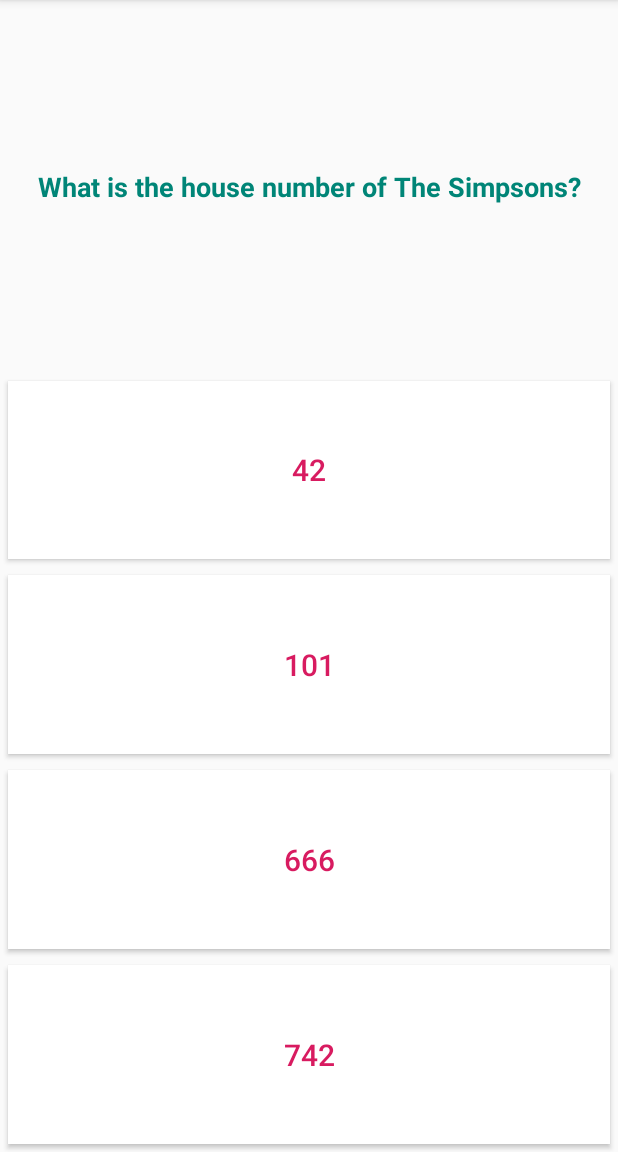
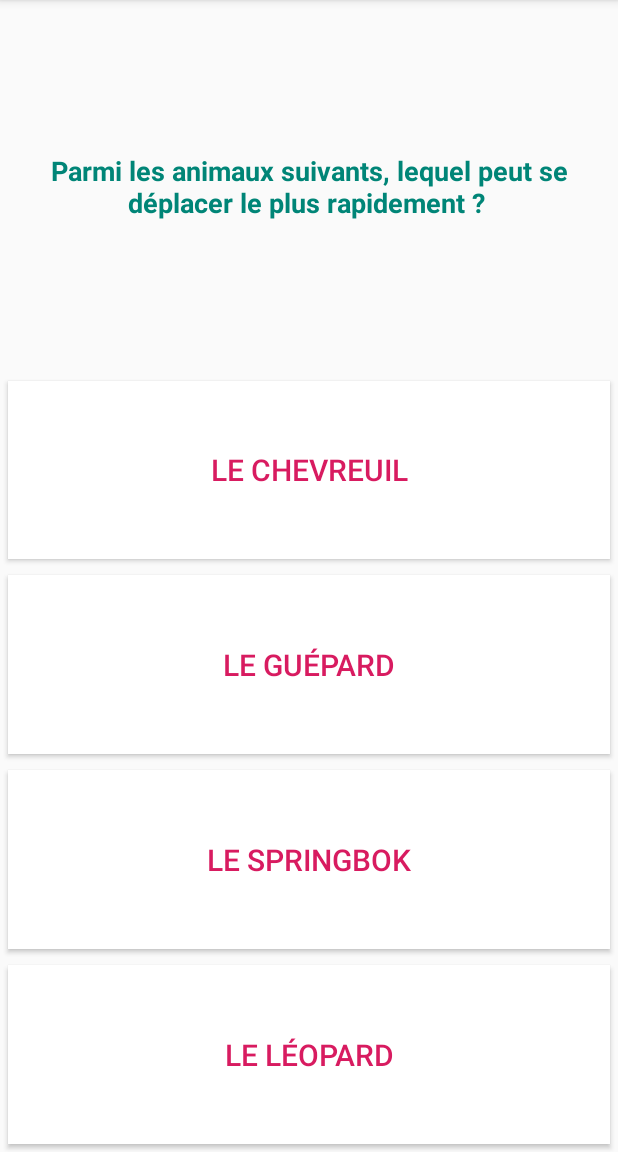
Before and after one commit to mvestrotech/QuizInParis, an Android app: the GameActivity screen opened directly, with no data from a screen before it, on a phone screen of 412 x 824 dp, the part 84-1236 px from its top. Run offline under Robolectric (Android 15) with nearby library versions, the phone set to English and light mode, and no system bars.

Commit message:
layout login

```diff
--- a/app/src/main/AndroidManifest.xml
+++ b/app/src/main/AndroidManifest.xml
@@ -9,14 +9,16 @@
         android:roundIcon="@mipmap/ic_launcher_round"
         android:supportsRtl="true"
         android:theme="@style/AppTheme">
-        <activity android:name=".controller.GameActivity"></activity>
-        <activity android:name=".controller.MainActivity">
+        <activity android:name=".controller.LoginActivity">
             <intent-filter>
                 <action android:name="android.intent.action.MAIN" />
 
                 <category android:name="android.intent.category.LAUNCHER" />
             </intent-filter>
         </activity>
+        <activity android:name=".controller.GridActivity" />
+        <activity android:name=".controller.GameActivity" />
+        <activity android:name=".controller.MainActivity"></activity>
     </application>
 
 </manifest>
--- a/app/src/main/java/mvestro/android/quizinparis/controller/GameActivity.java
+++ b/app/src/main/java/mvestro/android/quizinparis/controller/GameActivity.java
@@ -97,7 +97,8 @@ public class GameActivity extends AppCompatActivity implements View.OnClickListe
             mScore++;
         } else {
             // Wrong answer
-            Toast.makeText(this, "Wrong answer!", Toast.LENGTH_SHORT).show();
+            Toast.makeText(this, "Faux", Toast.LENGTH_SHORT).show();
+
         }
 
         mEnableTouchEvents = false;
@@ -154,41 +155,41 @@ public class GameActivity extends AppCompatActivity implements View.OnClickListe
     }
 
     private QuestionBank generateQuestions() {
-        Question question1 = new Question("What is the name of the current french president?",
-                Arrays.asList("François Hollande", "Emmanuel Macron", "Jacques Chirac", "François Mitterand"),
+        Question question1 = new Question("Quel célèbre dictateur dirigea l’URSS du milieu des années 1920 à 1953 ?",
+                Arrays.asList("Trotski", "Lénine", "Staline", "Molotov"),
+                2);
+
+        Question question2 = new Question("Dans quel pays peut-on trouver la Catalogne, l’Andalousie et la Castille ?",
+                Arrays.asList("L'Espagne", "L'Italie", "Le Portugal", "La France"),
+                0);
+
+        Question question3 = new Question("De quelle ville française le cannelé est-il une spécialité ?",
+                Arrays.asList("Toulouse", "Marseille", "Nante", "Bordeaux"),
+                3);
+
+        Question question4 = new Question("À qui doit-on la chanson “ I Shot the Sheriff” ?",
+                Arrays.asList("Bob Marley", "Eric Clapton", "UB40", "Jim Morrison"),
+                0);
+
+        Question question5 = new Question("Quel pays a remporté la coupe du monde de football en 2018 ?",
+                Arrays.asList("L'argentine", "L'Italie", "Le Brésil", "La France"),
+                3);
+
+        Question question6 = new Question("Qui était le dieu de la guerre dans la mythologie grecque ? ",
+                Arrays.asList("Apollon", "Arès", "Hermès", "Hadès"),
                 1);
 
-        Question question2 = new Question("How many countries are there in the European Union?",
-                Arrays.asList("15", "24", "28", "32"),
-                2);
+        Question question7 = new Question("Dans quelle ville italienne se situe l’action de la pièce de Shakespeare “Roméo et Juliette” ?",
+                Arrays.asList("Milan", "Vérone", "Rome", "Venise"),
+                1);
 
-        Question question3 = new Question("Who is the creator of the Android operating system?",
-                Arrays.asList("Andy Rubin", "Steve Wozniak", "Jake Wharton", "Paul Smith"),
-                0);
-
-        Question question4 = new Question("When did the first man land on the moon?",
-                Arrays.asList("1958", "1962", "1967", "1969"),
+        Question question8 = new Question("Par quel mot désigne-t-on une belle-mère cruelle ? ",
+                Arrays.asList("Une jocrisse", "Une chenapan", "Une godiche", "Une marâtre"),
                 3);
 
-        Question question5 = new Question("What is the capital of Romania?",
-                Arrays.asList("Bucarest", "Warsaw", "Budapest", "Berlin"),
-                0);
-
-        Question question6 = new Question("Who did the Mona Lisa paint?",
-                Arrays.asList("Michelangelo", "Leonardo Da Vinci", "Raphael", "Carravagio"),
+        Question question9 = new Question("Parmi les animaux suivants, lequel peut se déplacer le plus rapidement ? ",
+                Arrays.asList("Le chevreuil", "Le guépard", "Le springbok", "Le léopard"),
                 1);
-
-        Question question7 = new Question("In which city is the composer Frédéric Chopin buried?",
-                Arrays.asList("Strasbourg", "Warsaw", "Paris", "Moscow"),
-                2);
-
-        Question question8 = new Question("What is the country top-level domain of Belgium?",
-                Arrays.asList(".bg", ".bm", ".bl", ".be"),
-                3);
-
-        Question question9 = new Question("What is the house number of The Simpsons?",
-                Arrays.asList("42", "101", "666", "742"),
-                3);
 
         return new QuestionBank(Arrays.asList(question1,
                 question2,
--- a/app/src/main/res/layout/activity_main.xml
+++ b/app/src/main/res/layout/activity_main.xml
@@ -16,7 +16,7 @@
             android:layout_width="match_parent"
             android:layout_height="wrap_content"
             android:padding="20dp"
-            android:text="Welcome! What's your name?"/>
+            android:text="Qu'elle est ton nom ?"/>
 
         <EditText
             android:id="@+id/activity_main_name_input"
@@ -24,7 +24,7 @@
             android:layout_height="wrap_content"
             android:layout_marginStart="20dp"
             android:layout_marginEnd="20dp"
-            android:hint="Please type your name"/>
+            android:hint="Nom"/>
 
         <Button
             android:id="@+id/activity_main_play_btn"
@@ -33,7 +33,7 @@
             android:layout_gravity="center_horizontal"
             android:padding="30dp"
             android:layout_marginTop="20dp"
-            android:text="Let's play"/>
+            android:text="Play"/>
 
     </LinearLayout>
 
```
Also changed, not shown: app/src/main/java/mvestro/android/quizinparis/controller/GridActivity.java (added, +69 -0 lines), app/src/main/java/mvestro/android/quizinparis/controller/LoginActivity.java (added, +63 -0 lines), app/src/main/java/mvestro/android/quizinparis/controller/MainActivity.java (+2 -21 lines), app/src/main/res/layout/activity_grid.xml (added, +183 -0 lines), app/src/main/res/layout/activity_login.xml (added, +44 -0 lines).
